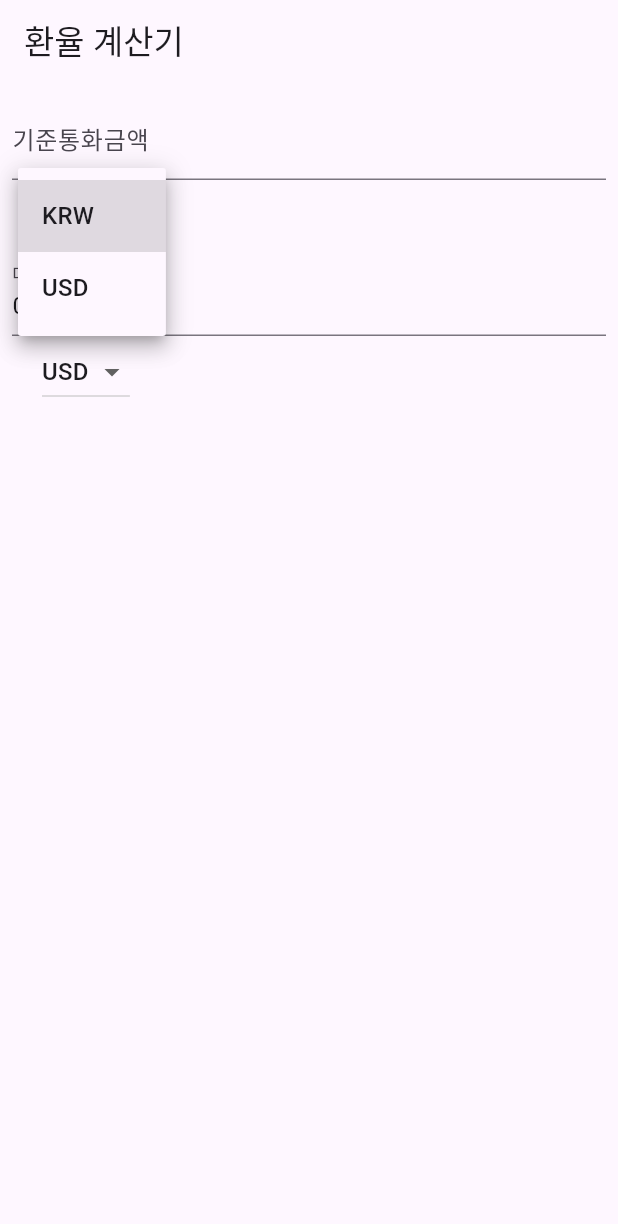
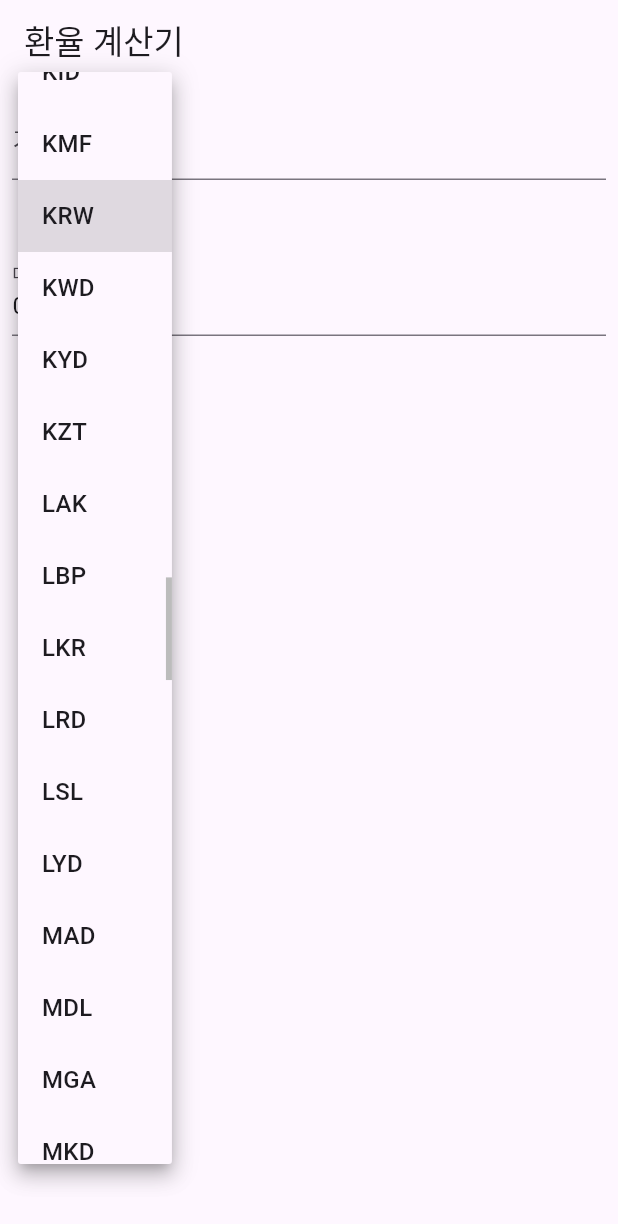
Before and after one commit to chepchep2/exchange_currency, a Flutter app: the screen it shows after launch, after a tap on "KRW", on a phone screen of 412 x 824 dp. Shown: the top 1224 px of the screen. Run offline on Flutter 3.47's test engine with Material 3 defaults, Android fonts, the phone set to English and light mode, and no system bars.

Commit message:
feat: 여러 나라가 나옴 연지민님께서 도와주심

```diff
--- a/lib/ui/main/main_screen.dart
+++ b/lib/ui/main/main_screen.dart
@@ -22,6 +22,25 @@ class _ExchangeCurrencyMainScreenState
 
   // 환율이 적용되는 통화
   final repository = RateRepositoryImpl();
+
+  List<String> currencyCodes = [
+    'AED', 'AFN', 'ALL', 'AMD', 'ANG', 'AOA', 'ARS', 'AUD', 'AWG', 'AZN',
+    'BAM', 'BBD', 'BDT', 'BGN', 'BHD', 'BIF', 'BMD', 'BND', 'BOB', 'BRL',
+    'BSD', 'BTN', 'BWP', 'BYN', 'BZD', 'CAD', 'CDF', 'CHF', 'CLP', 'CNY',
+    'COP', 'CRC', 'CUP', 'CVE', 'CZK', 'DJF', 'DKK', 'DOP', 'DZD', 'EGP',
+    'ERN', 'ETB', 'EUR', 'FJD', 'FKP', 'FOK', 'GBP', 'GEL', 'GGP', 'GHS',
+    'GIP', 'GMD', 'GNF', 'GTQ', 'GYD', 'HKD', 'HNL', 'HRK', 'HTG', 'HUF',
+    'IDR', 'ILS', 'IMP', 'INR', 'IQD', 'IRR', 'ISK', 'JEP', 'JMD', 'JOD',
+    'JPY', 'KES', 'KGS', 'KHR', 'KID', 'KMF', 'KRW', 'KWD', 'KYD', 'KZT',
+    'LAK', 'LBP', 'LKR', 'LRD', 'LSL', 'LYD', 'MAD', 'MDL', 'MGA', 'MKD',
+    'MMK', 'MNT', 'MOP', 'MRU', 'MUR', 'MVR', 'MWK', 'MXN', 'MYR', 'MZN',
+    'NAD', 'NGN', 'NIO', 'NOK', 'NPR', 'NZD', 'OMR', 'PAB', 'PEN', 'PGK',
+    'PHP', 'PKR', 'PLN', 'PYG', 'QAR', 'RON', 'RSD', 'RUB', 'RWF', 'SAR',
+    'SBD', 'SCR', 'SDG', 'SEK', 'SGD', 'SHP', 'SLE', 'SOS', 'SRD', 'SSP',
+    'STN', 'SYP', 'SZL', 'THB', 'TJS', 'TMT', 'TND', 'TOP', 'TRY', 'TTD',
+    'TVD', 'TWD', 'TZS', 'UAH', 'UGX', 'USD', 'UYU', 'UZS', 'VES', 'VND',
+    'VUV', 'WST', 'XAF', 'XCD', 'XDR', 'XOF', 'XPF', 'YER', 'ZAR', 'ZMW', 'ZWL'
+  ];
 
   @override
   void dispose() {
@@ -69,10 +88,11 @@ class _ExchangeCurrencyMainScreenState
                 children: [
                   DropdownButton(
                     value: selectCurrency,
-                    items: const [
-                      DropdownMenuItem(value: 'KRW', child: Text('KRW')),
-                      DropdownMenuItem(value: 'USD', child: Text('USD')),
-                    ],
+                    // items: const [
+                    //   DropdownMenuItem(value: 'KRW', child: Text('KRW')),
+                    //   DropdownMenuItem(value: 'USD', child: Text('USD')),
+                    // ],
+                    items: currencyCodes.map((e) => DropdownMenuItem(child: Text(e), value: e,)).toList(),
                     onChanged: (value) {
                       setState(() {
                         selectCurrency = value!;
```
